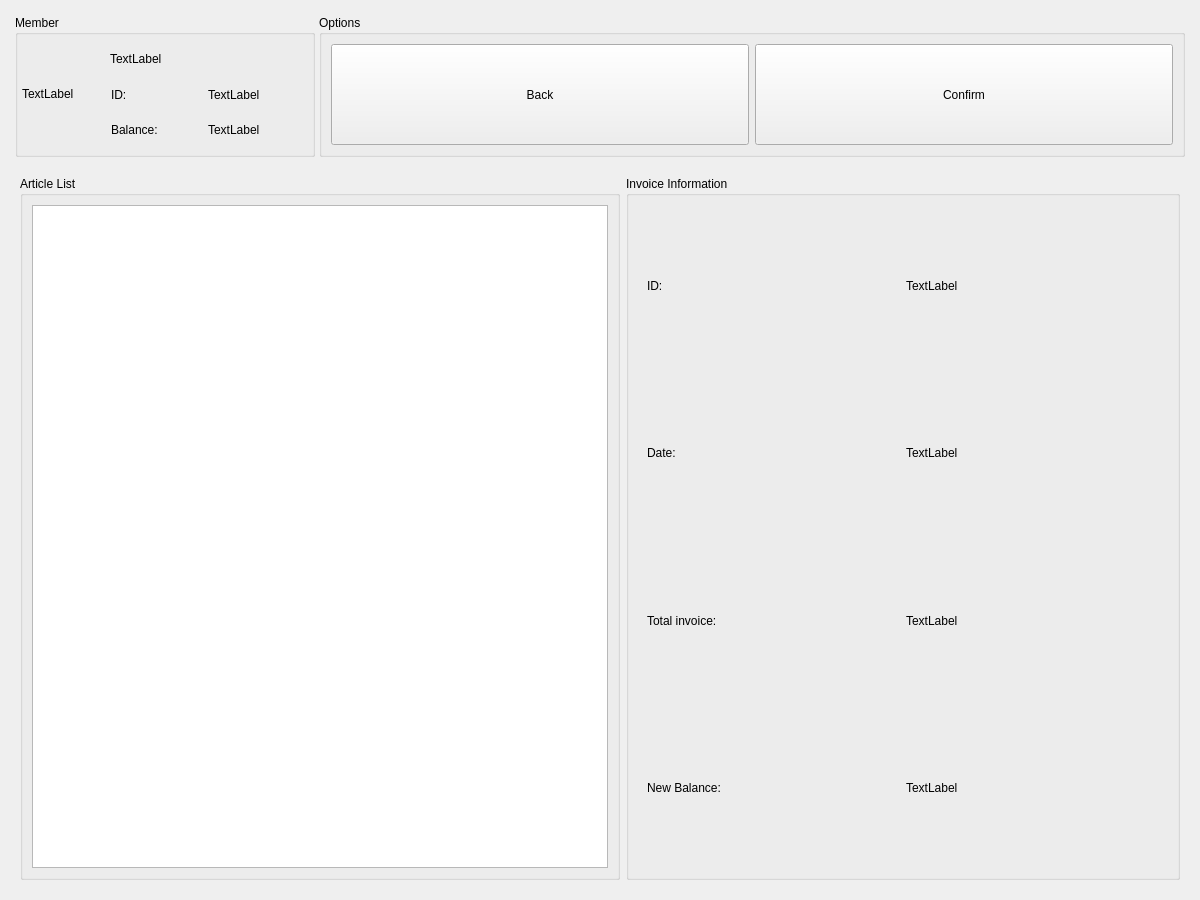
This is penyamanager/invoicewindow.ui in eguzki/penyamanager as Qt 5 draws it before an edit. The edited form follows.
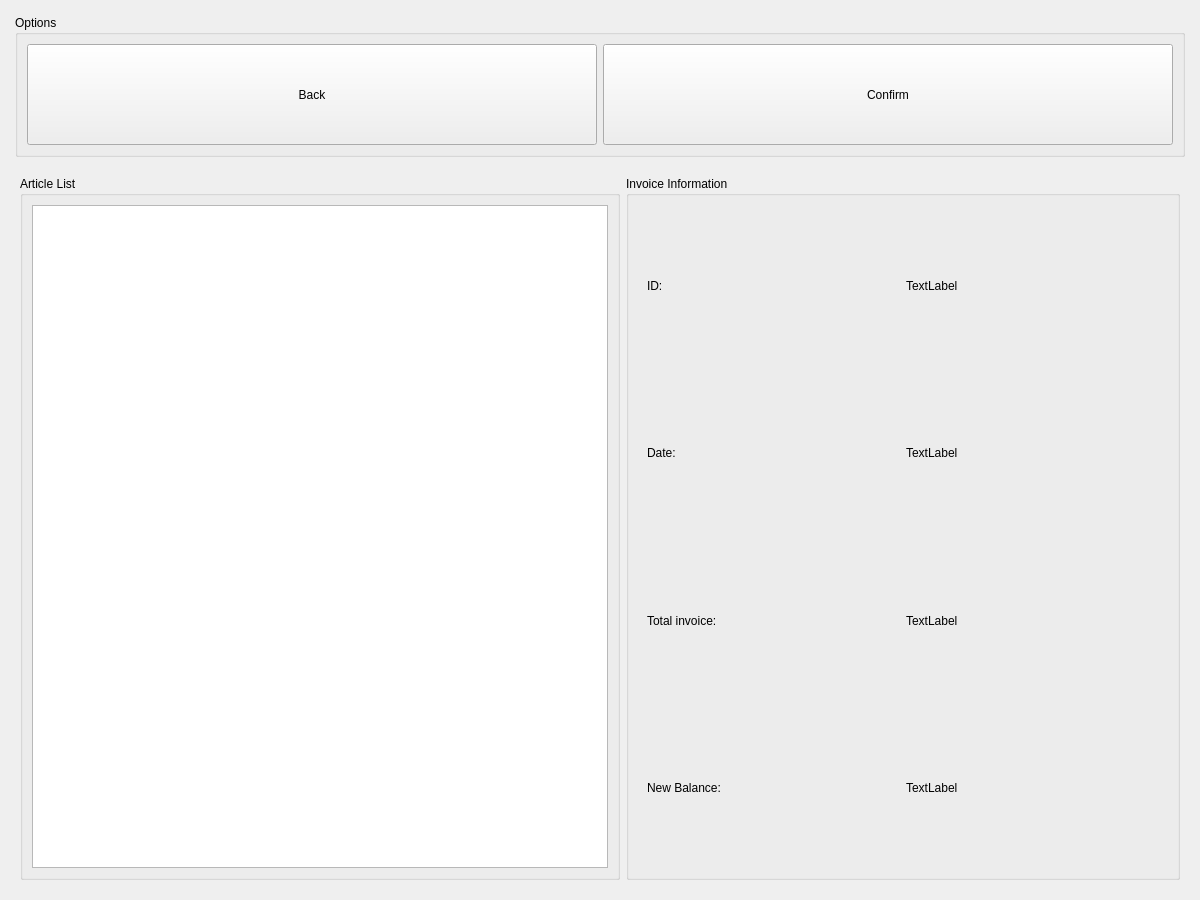
This is the edited form.

Commit message: [FEATURE] invoice detail from member invoice list

```diff
--- a/penyamanager/invoicewindow.ui
+++ b/penyamanager/invoicewindow.ui
@@ -50,159 +50,6 @@
       <property name="bottomMargin">
        <number>4</number>
       </property>
-      <item>
-       <widget class="QGroupBox" name="memberGroupBox">
-        <property name="minimumSize">
-         <size>
-          <width>300</width>
-          <height>0</height>
-         </size>
-        </property>
-        <property name="maximumSize">
-         <size>
-          <width>300</width>
-          <height>16777215</height>
-         </size>
-        </property>
-        <property name="title">
-         <string>Member</string>
-        </property>
-        <layout class="QHBoxLayout" name="horizontalLayout_3">
-         <property name="spacing">
-          <number>4</number>
-         </property>
-         <property name="leftMargin">
-          <number>4</number>
-         </property>
-         <property name="topMargin">
-          <number>4</number>
-         </property>
-         <property name="rightMargin">
-          <number>4</number>
-         </property>
-         <property name="bottomMargin">
-          <number>4</number>
-         </property>
-         <item>
-          <widget class="QLabel" name="memberImage">
-           <property name="minimumSize">
-            <size>
-             <width>80</width>
-             <height>80</height>
-            </size>
-           </property>
-           <property name="maximumSize">
-            <size>
-             <width>80</width>
-             <height>80</height>
-            </size>
-           </property>
-           <property name="text">
-            <string>TextLabel</string>
-           </property>
-          </widget>
-         </item>
-         <item>
-          <widget class="QWidget" name="memberView" native="true">
-           <layout class="QVBoxLayout" name="verticalLayout_2">
-            <property name="spacing">
-             <number>3</number>
-            </property>
-            <property name="leftMargin">
-             <number>4</number>
-            </property>
-            <property name="topMargin">
-             <number>4</number>
-            </property>
-            <property name="rightMargin">
-             <number>4</number>
-            </property>
-            <property name="bottomMargin">
-             <number>4</number>
-            </property>
-            <item>
-             <widget class="QLabel" name="memberNameLabel">
-              <property name="text">
-               <string>TextLabel</string>
-              </property>
-             </widget>
-            </item>
-            <item>
-             <widget class="QWidget" name="memberIdWidget" native="true">
-              <layout class="QHBoxLayout" name="horizontalLayout_4">
-               <property name="spacing">
-                <number>1</number>
-               </property>
-               <property name="leftMargin">
-                <number>1</number>
-               </property>
-               <property name="topMargin">
-                <number>1</number>
-               </property>
-               <property name="rightMargin">
-                <number>1</number>
-               </property>
-               <property name="bottomMargin">
-                <number>1</number>
-               </property>
-               <item>
-                <widget class="QLabel" name="memberIdLabel">
-                 <property name="text">
-                  <string>ID:</string>
-                 </property>
-                </widget>
-               </item>
-               <item>
-                <widget class="QLabel" name="memberIdInfo">
-                 <property name="text">
-                  <string>TextLabel</string>
-                 </property>
-                </widget>
-               </item>
-              </layout>
-             </widget>
-            </item>
-            <item>
-             <widget class="QWidget" name="memberAccountWidget" native="true">
-              <layout class="QHBoxLayout" name="horizontalLayout_5">
-               <property name="spacing">
-                <number>1</number>
-               </property>
-               <property name="leftMargin">
-                <number>1</number>
-               </property>
-               <property name="topMargin">
-                <number>1</number>
-               </property>
-               <property name="rightMargin">
-                <number>1</number>
-               </property>
-               <property name="bottomMargin">
-                <number>1</number>
-               </property>
-               <item>
-                <widget class="QLabel" name="memberBalanceLabel">
-                 <property name="text">
-                  <string>Balance:</string>
-                 </property>
-                </widget>
-               </item>
-               <item>
-                <widget class="QLabel" name="memberBalanceInfo">
-                 <property name="text">
-                  <string>TextLabel</string>
-                 </property>
-                </widget>
-               </item>
-              </layout>
-             </widget>
-            </item>
-           </layout>
-          </widget>
-         </item>
-        </layout>
-       </widget>
-      </item>
       <item>
        <widget class="QGroupBox" name="optionsGroupBox">
         <property name="title">
```
The commit also changes 35 other files.
